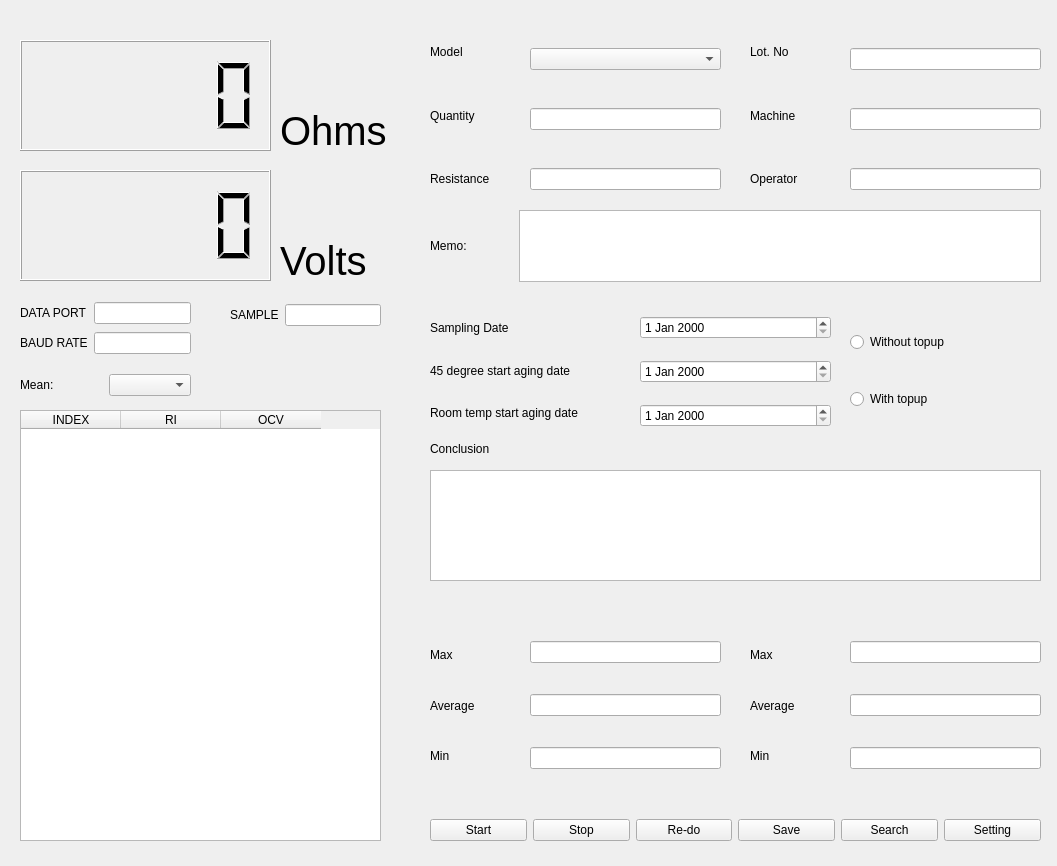
pynghaw/GP_sigma, file ui/GP.ui: the form before one commit.
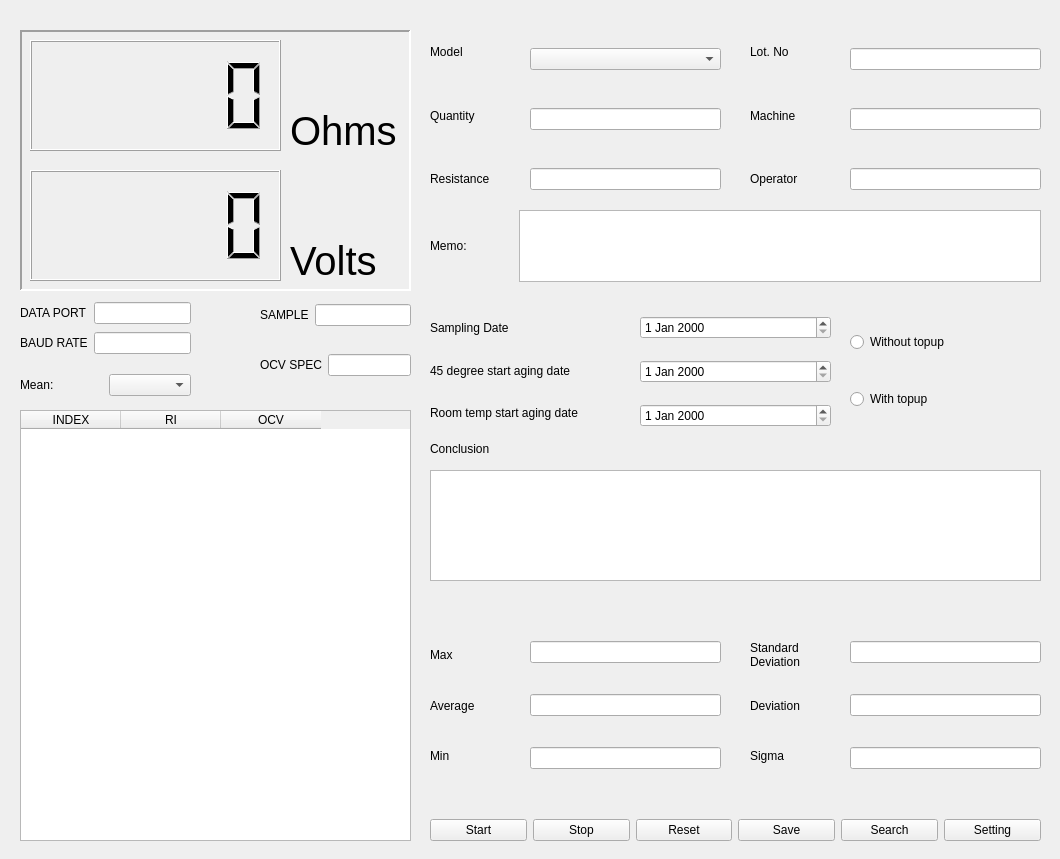
The form after the commit.

```diff
--- a/ui/GP.ui
+++ b/ui/GP.ui
@@ -6,8 +6,8 @@
    <rect>
     <x>0</x>
     <y>0</y>
-    <width>1057</width>
-    <height>866</height>
+    <width>1060</width>
+    <height>859</height>
    </rect>
   </property>
   <property name="sizePolicy">
@@ -18,8 +18,14 @@
   </property>
   <property name="minimumSize">
    <size>
-    <width>0</width>
-    <height>0</height>
+    <width>1060</width>
+    <height>859</height>
+   </size>
+  </property>
+  <property name="maximumSize">
+   <size>
+    <width>1060</width>
+    <height>859</height>
    </size>
   </property>
   <property name="windowTitle">
@@ -399,7 +405,7 @@
     <rect>
      <x>750</x>
      <y>630</y>
-     <width>81</width>
+     <width>91</width>
      <height>151</height>
     </rect>
    </property>
@@ -413,24 +419,27 @@
     <property name="spacing">
      <number>0</number>
     </property>
+    <item row="1" column="1">
+     <widget class="QLabel" name="label_18">
+      <property name="text">
+       <string>Deviation</string>
+      </property>
+     </widget>
+    </item>
     <item row="2" column="1">
      <widget class="QLabel" name="label_16">
       <property name="text">
-       <string>Min</string>
+       <string>Sigma</string>
       </property>
      </widget>
     </item>
     <item row="0" column="1">
      <widget class="QLabel" name="label_17">
       <property name="text">
-       <string>Max</string>
+       <string>Standard Deviation</string>
       </property>
-     </widget>
-    </item>
-    <item row="1" column="1">
-     <widget class="QLabel" name="label_18">
-      <property name="text">
-       <string>Average</string>
+      <property name="wordWrap">
+       <bool>true</bool>
       </property>
      </widget>
     </item>
@@ -505,7 +514,7 @@
     <item>
      <widget class="QPushButton" name="pushButton_5">
       <property name="text">
-       <string>Re-do</string>
+       <string>Reset</string>
       </property>
      </widget>
     </item>
@@ -535,7 +544,7 @@
   <widget class="QLCDNumber" name="lcdNumber">
    <property name="geometry">
     <rect>
-     <x>20</x>
+     <x>30</x>
      <y>40</y>
      <width>251</width>
      <height>111</height>
@@ -551,7 +560,7 @@
   <widget class="QLabel" name="label_19">
    <property name="geometry">
     <rect>
-     <x>280</x>
+     <x>290</x>
      <y>100</y>
      <width>111</width>
      <height>61</height>
@@ -569,7 +578,7 @@
   <widget class="QLCDNumber" name="lcdNumber_2">
    <property name="geometry">
     <rect>
-     <x>20</x>
+     <x>30</x>
      <y>170</y>
      <width>251</width>
      <height>111</height>
@@ -582,7 +591,7 @@
   <widget class="QLabel" name="label_20">
    <property name="geometry">
     <rect>
-     <x>280</x>
+     <x>290</x>
      <y>230</y>
      <width>111</width>
      <height>61</height>
@@ -640,10 +649,10 @@
   <widget class="QWidget" name="gridLayoutWidget_10">
    <property name="geometry">
     <rect>
-     <x>230</x>
-     <y>300</y>
+     <x>260</x>
+     <y>290</y>
      <width>151</width>
-     <height>31</height>
+     <height>50</height>
     </rect>
    </property>
    <layout class="QGridLayout" name="gridLayout_10">
@@ -690,10 +699,13 @@
     <rect>
      <x>20</x>
      <y>410</y>
-     <width>361</width>
+     <width>391</width>
      <height>431</height>
     </rect>
    </property>
+   <property name="lineWidth">
+    <number>20</number>
+   </property>
    <column>
     <property name="text">
      <string>INDEX</string>
@@ -710,6 +722,54 @@
     </property>
    </column>
   </widget>
+  <widget class="QWidget" name="gridLayoutWidget_12">
+   <property name="geometry">
+    <rect>
+     <x>260</x>
+     <y>340</y>
+     <width>151</width>
+     <height>50</height>
+    </rect>
+   </property>
+   <layout class="QGridLayout" name="gridLayout_12">
+    <item row="1" column="0">
+     <widget class="QLabel" name="label_25">
+      <property name="text">
+       <string>OCV SPEC</string>
+      </property>
+     </widget>
+    </item>
+    <item row="1" column="1">
+     <widget class="QLineEdit" name="lineEdit_15">
+      <property name="readOnly">
+       <bool>true</bool>
+      </property>
+     </widget>
+    </item>
+   </layout>
+  </widget>
+  <widget class="QFrame" name="frame">
+   <property name="geometry">
+    <rect>
+     <x>20</x>
+     <y>30</y>
+     <width>391</width>
+     <height>261</height>
+    </rect>
+   </property>
+   <property name="frameShape">
+    <enum>QFrame::Panel</enum>
+   </property>
+   <property name="frameShadow">
+    <enum>QFrame::Sunken</enum>
+   </property>
+   <property name="lineWidth">
+    <number>2</number>
+   </property>
+   <property name="midLineWidth">
+    <number>2</number>
+   </property>
+  </widget>
  </widget>
  <resources/>
  <connections/>
```
Left out of the diff: 34 changed lines with no effect on the pictures.
